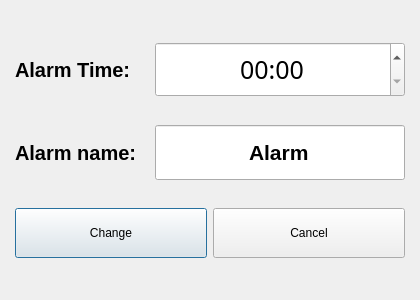
secondYearProjects/SmartTimer, file SmartTimer/changealarmdialog.ui: the form before one commit.
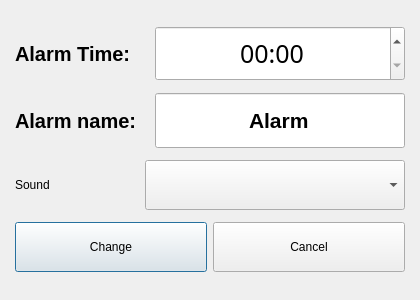
The form after the commit. Icons and pictures are not drawn.

The edit to the form file:
```diff
--- a/SmartTimer/changealarmdialog.ui
+++ b/SmartTimer/changealarmdialog.ui
@@ -148,7 +148,7 @@
         </item>
        </layout>
       </item>
-      <item row="2" column="0">
+      <item row="3" column="0">
        <layout class="QHBoxLayout" name="horizontalLayout">
         <item>
          <widget class="QPushButton" name="changeButton">
@@ -190,6 +190,52 @@
         </item>
        </layout>
       </item>
+      <item row="2" column="0">
+       <layout class="QHBoxLayout" name="horizontalLayout_4">
+        <item>
+         <widget class="QLabel" name="label_3">
+          <property name="text">
+           <string>Sound</string>
+          </property>
+         </widget>
+        </item>
+        <item>
+         <spacer name="horizontalSpacer_3">
+          <property name="orientation">
+           <enum>Qt::Horizontal</enum>
+          </property>
+          <property name="sizeHint" stdset="0">
+           <size>
+            <width>40</width>
+            <height>20</height>
+           </size>
+          </property>
+         </spacer>
+        </item>
+        <item>
+         <widget class="QComboBox" name="SoundBox">
+          <property name="minimumSize">
+           <size>
+            <width>260</width>
+            <height>50</height>
+           </size>
+          </property>
+          <property name="maximumSize">
+           <size>
+            <width>260</width>
+            <height>16777215</height>
+           </size>
+          </property>
+          <property name="cursor">
+           <cursorShape>ArrowCursor</cursorShape>
+          </property>
+          <property name="currentText">
+           <string/>
+          </property>
+         </widget>
+        </item>
+       </layout>
+      </item>
      </layout>
     </widget>
    </item>
```
Left out of the diff: 13 changed lines with no effect on the pictures.
